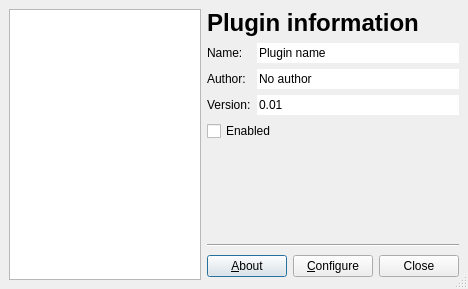
smokris/qtedit4, file tools/qmdilib/demos/plugin-demo/plugin_list.ui: the form before one commit.
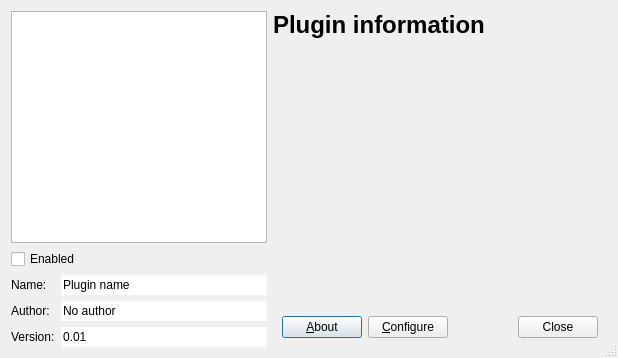
The form after the commit.

The edit to the form file:
```diff
--- a/tools/qmdilib/demos/plugin-demo/plugin_list.ui
+++ b/tools/qmdilib/demos/plugin-demo/plugin_list.ui
@@ -1,13 +1,13 @@
 <ui version="4.0" >
  <author>Diego Iastrubni</author>
  <class>PluginList</class>
- <widget class="QDialog" name="PluginList" >
-  <property name="geometry" >
+ <widget class="QDialog" name="PluginList">
+  <property name="geometry">
    <rect>
     <x>0</x>
     <y>0</y>
-    <width>468</width>
-    <height>289</height>
+    <width>618</width>
+    <height>358</height>
    </rect>
   </property>
   <property name="windowTitle" >
@@ -16,19 +16,11 @@
   <property name="sizeGripEnabled" >
    <bool>true</bool>
   </property>
-  <layout class="QHBoxLayout" >
-   <property name="margin" >
-    <number>9</number>
-   </property>
-   <property name="spacing" >
-    <number>6</number>
-   </property>
-   <item>
-    <widget class="QListView" name="pluginList" >
-     <property name="sizePolicy" >
-      <sizepolicy>
-       <hsizetype>5</hsizetype>
-       <vsizetype>7</vsizetype>
+  <layout class="QGridLayout" name="gridLayout_2">
+   <item row="0" column="0">
+    <widget class="QListView" name="pluginList">
+     <property name="sizePolicy">
+      <sizepolicy hsizetype="Minimum" vsizetype="MinimumExpanding">
        <horstretch>0</horstretch>
        <verstretch>0</verstretch>
       </sizepolicy>
@@ -38,20 +30,12 @@
      </property>
     </widget>
    </item>
-   <item>
-    <layout class="QVBoxLayout" >
-     <property name="margin" >
-      <number>0</number>
-     </property>
-     <property name="spacing" >
-      <number>6</number>
-     </property>
+   <item row="0" column="1" rowspan="3">
+    <layout class="QVBoxLayout" name="verticalLayout_3">
      <item>
-      <widget class="QLabel" name="label" >
-       <property name="sizePolicy" >
-        <sizepolicy>
-         <hsizetype>5</hsizetype>
-         <vsizetype>4</vsizetype>
+      <widget class="QLabel" name="label">
+       <property name="sizePolicy">
+        <sizepolicy hsizetype="Preferred" vsizetype="Maximum">
          <horstretch>0</horstretch>
          <verstretch>0</verstretch>
         </sizepolicy>
@@ -62,168 +46,176 @@
       </widget>
      </item>
      <item>
-      <layout class="QHBoxLayout" >
-       <property name="margin" >
-        <number>0</number>
+      <widget class="QWidget" name="pluginWidgetContainer" native="true">
+       <property name="sizePolicy">
+        <sizepolicy hsizetype="Preferred" vsizetype="Minimum">
+         <horstretch>0</horstretch>
+         <verstretch>0</verstretch>
+        </sizepolicy>
        </property>
-       <property name="spacing" >
-        <number>6</number>
-       </property>
-       <item>
-        <layout class="QVBoxLayout" >
-         <property name="margin" >
-          <number>0</number>
-         </property>
-         <property name="spacing" >
-          <number>6</number>
-         </property>
-         <item>
-          <widget class="QLabel" name="label_2" >
-           <property name="text" >
-            <string>Name:</string>
-           </property>
-          </widget>
-         </item>
-         <item>
-          <widget class="QLabel" name="label_3" >
-           <property name="text" >
-            <string>Author:</string>
-           </property>
-          </widget>
-         </item>
-         <item>
-          <widget class="QLabel" name="label_4" >
-           <property name="text" >
-            <string>Version:</string>
-           </property>
-          </widget>
-         </item>
-        </layout>
-       </item>
-       <item>
-        <layout class="QVBoxLayout" >
-         <property name="margin" >
-          <number>0</number>
-         </property>
-         <property name="spacing" >
-          <number>6</number>
-         </property>
-         <item>
-          <widget class="QLineEdit" name="pluginName" >
-           <property name="text" >
-            <string>Plugin name</string>
-           </property>
-           <property name="frame" >
-            <bool>false</bool>
-           </property>
-           <property name="readOnly" >
-            <bool>true</bool>
-           </property>
-          </widget>
-         </item>
-         <item>
-          <widget class="QLineEdit" name="pluginAuthor" >
-           <property name="text" >
-            <string>No author</string>
-           </property>
-           <property name="frame" >
-            <bool>false</bool>
-           </property>
-           <property name="readOnly" >
-            <bool>true</bool>
-           </property>
-          </widget>
-         </item>
-         <item>
-          <widget class="QLineEdit" name="pluginVersion" >
-           <property name="text" >
-            <string>0.01</string>
-           </property>
-           <property name="frame" >
-            <bool>false</bool>
-           </property>
-           <property name="readOnly" >
-            <bool>true</bool>
-           </property>
-          </widget>
-         </item>
-        </layout>
-       </item>
-      </layout>
+      </widget>
      </item>
      <item>
-      <widget class="QCheckBox" name="pluginEnabled" >
-       <property name="text" >
-        <string>Enabled</string>
+      <widget class="QWidget" name="widget_2" native="true">
+       <property name="sizePolicy">
+        <sizepolicy hsizetype="Preferred" vsizetype="Maximum">
+         <horstretch>0</horstretch>
+         <verstretch>0</verstretch>
+        </sizepolicy>
        </property>
+       <layout class="QHBoxLayout" name="horizontalLayout">
+        <item>
+         <widget class="QPushButton" name="aboutPluginButton">
+          <property name="text">
+           <string>&amp;About</string>
+          </property>
+         </widget>
+        </item>
+        <item>
+         <widget class="QPushButton" name="configurePluginButton">
+          <property name="text">
+           <string>&amp;Configure</string>
+          </property>
+         </widget>
+        </item>
+        <item>
+         <spacer name="horizontalSpacer">
+          <property name="orientation">
+           <enum>Qt::Horizontal</enum>
+          </property>
+          <property name="sizeHint" stdset="0">
+           <size>
+            <width>40</width>
+            <height>20</height>
+           </size>
+          </property>
+         </spacer>
+        </item>
+        <item>
+         <widget class="QDialogButtonBox" name="closeButton">
+          <property name="sizePolicy">
+           <sizepolicy hsizetype="Maximum" vsizetype="Fixed">
+            <horstretch>0</horstretch>
+            <verstretch>0</verstretch>
+           </sizepolicy>
+          </property>
+          <property name="orientation">
+           <enum>Qt::Horizontal</enum>
+          </property>
+          <property name="standardButtons">
+           <set>QDialogButtonBox::Close</set>
+          </property>
+         </widget>
+        </item>
+       </layout>
       </widget>
      </item>
-     <item>
-      <spacer>
-       <property name="orientation" >
-        <enum>Qt::Vertical</enum>
+    </layout>
+   </item>
+   <item row="1" column="0">
+    <widget class="QCheckBox" name="pluginEnabled">
+     <property name="text">
+      <string>Enabled</string>
+     </property>
+    </widget>
+   </item>
+   <item row="2" column="0">
+    <layout class="QGridLayout" name="gridLayout">
+     <item row="0" column="0">
+      <widget class="QLabel" name="label_2">
+       <property name="sizePolicy">
+        <sizepolicy hsizetype="Maximum" vsizetype="Maximum">
+         <horstretch>0</horstretch>
+         <verstretch>0</verstretch>
+        </sizepolicy>
        </property>
-       <property name="sizeHint" >
-        <size>
-         <width>20</width>
-         <height>40</height>
-        </size>
+       <property name="text">
+        <string>Name:</string>
        </property>
-      </spacer>
+      </widget>
      </item>
-     <item>
-      <widget class="Line" name="line" >
-       <property name="orientation" >
-        <enum>Qt::Horizontal</enum>
+     <item row="0" column="1">
+      <widget class="QLineEdit" name="pluginName">
+       <property name="sizePolicy">
+        <sizepolicy hsizetype="Minimum" vsizetype="Minimum">
+         <horstretch>0</horstretch>
+         <verstretch>0</verstretch>
+        </sizepolicy>
        </property>
+       <property name="text">
+        <string>Plugin name</string>
+       </property>
+       <property name="frame">
+        <bool>false</bool>
+       </property>
+       <property name="readOnly">
+        <bool>true</bool>
+       </property>
       </widget>
      </item>
-     <item>
-      <layout class="QHBoxLayout" >
-       <property name="margin" >
-        <number>0</number>
+     <item row="1" column="0">
+      <widget class="QLabel" name="label_3">
+       <property name="sizePolicy">
+        <sizepolicy hsizetype="Maximum" vsizetype="Maximum">
+         <horstretch>0</horstretch>
+         <verstretch>0</verstretch>
+        </sizepolicy>
        </property>
-       <property name="spacing" >
-        <number>6</number>
+       <property name="text">
+        <string>Author:</string>
        </property>
-       <item>
-        <widget class="QPushButton" name="aboutPlugin" >
-         <property name="text" >
-          <string>&amp;About</string>
-         </property>
-        </widget>
-       </item>
-       <item>
-        <widget class="QPushButton" name="configurePlugin" >
-         <property name="text" >
-          <string>&amp;Configure</string>
-         </property>
-        </widget>
-       </item>
-       <item>
-        <spacer>
-         <property name="orientation" >
-          <enum>Qt::Horizontal</enum>
-         </property>
-         <property name="sizeHint" >
-          <size>
-           <width>39</width>
-           <height>27</height>
-          </size>
-         </property>
-        </spacer>
-       </item>
-       <item>
-        <widget class="QDialogButtonBox" name="buttonBox" >
-         <property name="orientation" >
-          <enum>Qt::Horizontal</enum>
-         </property>
-         <property name="standardButtons" >
-          <set>QDialogButtonBox::Close</set>
-         </property>
-        </widget>
-       </item>
-      </layout>
+      </widget>
+     </item>
+     <item row="1" column="1">
+      <widget class="QLineEdit" name="pluginAuthor">
+       <property name="sizePolicy">
+        <sizepolicy hsizetype="Minimum" vsizetype="Minimum">
+         <horstretch>0</horstretch>
+         <verstretch>0</verstretch>
+        </sizepolicy>
+       </property>
+       <property name="text">
+        <string>No author</string>
+       </property>
+       <property name="frame">
+        <bool>false</bool>
+       </property>
+       <property name="readOnly">
+        <bool>true</bool>
+       </property>
+      </widget>
+     </item>
+     <item row="2" column="0">
+      <widget class="QLabel" name="label_4">
+       <property name="sizePolicy">
+        <sizepolicy hsizetype="Maximum" vsizetype="Maximum">
+         <horstretch>0</horstretch>
+         <verstretch>0</verstretch>
+        </sizepolicy>
+       </property>
+       <property name="text">
+        <string>Version:</string>
+       </property>
+      </widget>
+     </item>
+     <item row="2" column="1">
+      <widget class="QLineEdit" name="pluginVersion">
+       <property name="sizePolicy">
+        <sizepolicy hsizetype="Minimum" vsizetype="Minimum">
+         <horstretch>0</horstretch>
+         <verstretch>0</verstretch>
+        </sizepolicy>
+       </property>
+       <property name="text">
+        <string>0.01</string>
+       </property>
+       <property name="frame">
+        <bool>false</bool>
+       </property>
+       <property name="readOnly">
+        <bool>true</bool>
+       </property>
+      </widget>
      </item>
     </layout>
    </item>
```
Left out of the diff: 25 changed lines with no effect on the pictures.
